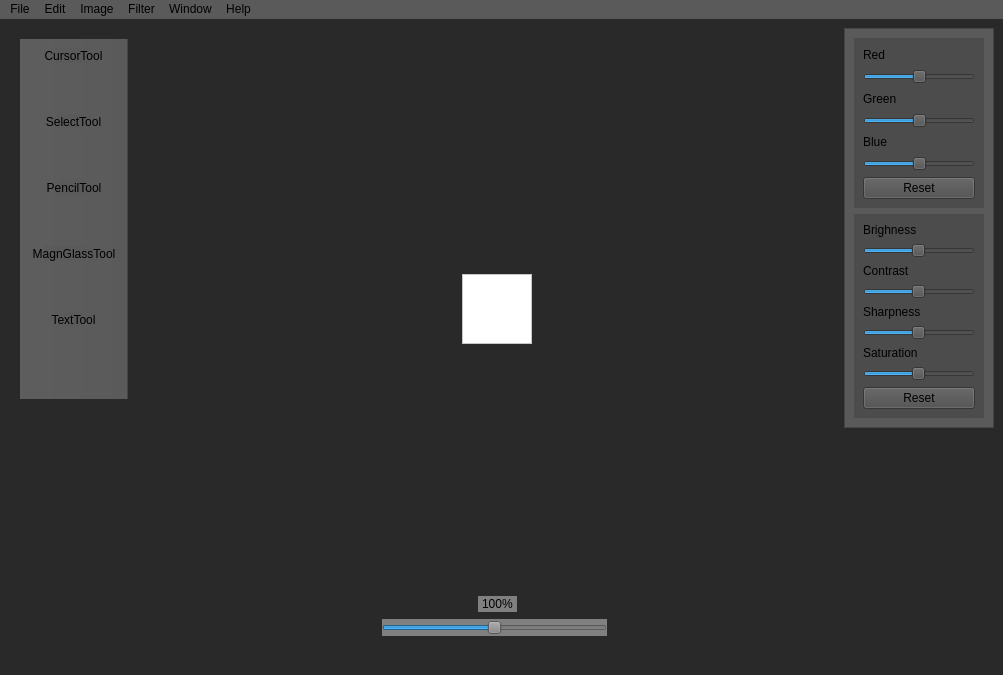
Knuti-exe/fileroo-project, file dev/ui2.ui: the form before one commit.
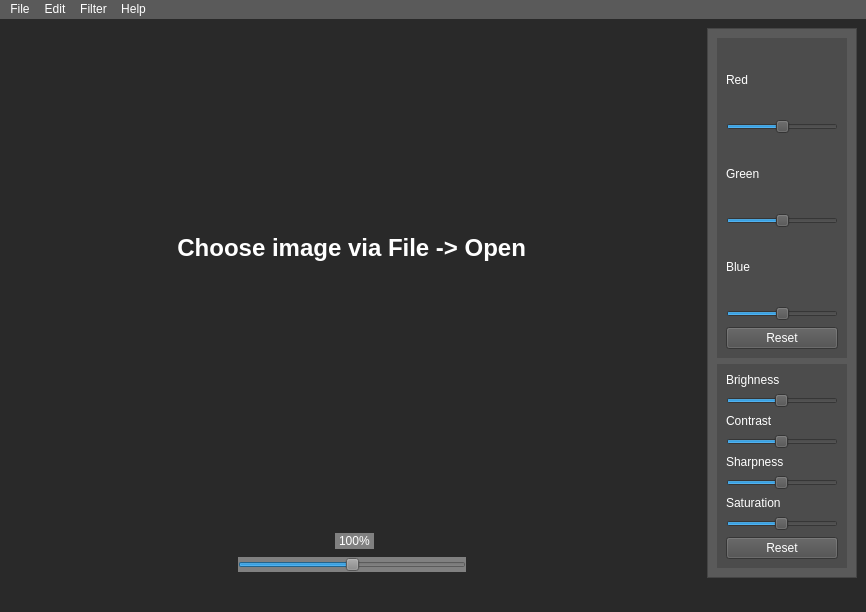
The form after the commit. Icons and pictures are not drawn.

```diff
--- a/dev/ui2.ui
+++ b/dev/ui2.ui
@@ -6,19 +6,26 @@
    <rect>
     <x>0</x>
     <y>0</y>
-    <width>1003</width>
-    <height>675</height>
+    <width>866</width>
+    <height>612</height>
    </rect>
   </property>
   <property name="windowTitle">
    <string>MainWindow</string>
   </property>
   <property name="styleSheet">
-   <string notr="true">background-color: #292929;</string>
+   <string notr="true">background-color: #292929; color: white</string>
   </property>
   <widget class="QWidget" name="centralwidget">
    <property name="styleSheet">
-    <string notr="true"/>
+    <string notr="true">QScrollBar {
+	border: none;
+	background: rgb(75, 75, 75);
+	width: 14px;
+	margin: 15px 0 15px 0;
+	border-radius: 0px;
+}
+</string>
    </property>
    <layout class="QHBoxLayout" name="horizontalLayout_2">
     <item>
@@ -36,6 +43,19 @@
         </property>
        </spacer>
       </item>
+      <item>
+       <widget class="QLabel" name="choosefileLabel">
+        <property name="text">
+         <string>&lt;html&gt;&lt;head/&gt;&lt;body&gt;&lt;p&gt;&lt;span style=&quot; font-size:18pt; font-weight:600;&quot;&gt;Choose image via File -&amp;gt; Open &lt;/span&gt;&lt;/p&gt;&lt;/body&gt;&lt;/html&gt;</string>
+        </property>
+        <property name="textFormat">
+         <enum>Qt::RichText</enum>
+        </property>
+        <property name="alignment">
+         <set>Qt::AlignCenter</set>
+        </property>
+       </widget>
+      </item>
       <item alignment="Qt::AlignHCenter|Qt::AlignVCenter">
        <widget class="QScrollArea" name="scrollArea_viewport">
         <property name="enabled">
@@ -60,7 +80,7 @@
          </size>
         </property>
         <property name="styleSheet">
-         <string notr="true">background-color: white </string>
+         <string notr="true">border: 0px;</string>
         </property>
         <property name="lineWidth">
          <number>0</number>
@@ -76,8 +96,8 @@
           <rect>
            <x>0</x>
            <y>0</y>
-           <width>72</width>
-           <height>72</height>
+           <width>28</width>
+           <height>53</height>
           </rect>
          </property>
          <layout class="QHBoxLayout" name="horizontalLayout_viewport">
@@ -157,7 +177,7 @@
         <item>
          <widget class="QSlider" name="zoomSlider">
           <property name="styleSheet">
-           <string notr="true">background-color: grey; padding: 1px</string>
+           <string notr="true">background-color: grey; padding: px; </string>
           </property>
           <property name="maximum">
            <number>100</number>
@@ -204,7 +224,7 @@
       <property name="minimumSize">
        <size>
         <width>150</width>
-        <height>400</height>
+        <height>550</height>
        </size>
       </property>
       <property name="maximumSize">
@@ -224,8 +244,8 @@
         <rect>
          <x>0</x>
          <y>0</y>
-         <width>130</width>
-         <height>437</height>
+         <width>148</width>
+         <height>548</height>
         </rect>
        </property>
        <layout class="QVBoxLayout" name="verticalLayout_2">
@@ -424,7 +444,7 @@
     <rect>
      <x>0</x>
      <y>0</y>
-     <width>1003</width>
+     <width>866</width>
      <height>23</height>
     </rect>
    </property>
@@ -451,11 +471,6 @@
     <addaction name="actionResize"/>
     <addaction name="actionMirror"/>
    </widget>
-   <widget class="QMenu" name="menuImage">
-    <property name="title">
-     <string>Image</string>
-    </property>
-   </widget>
    <widget class="QMenu" name="menuFilter">
     <property name="title">
      <string>Filter</string>
@@ -469,11 +484,6 @@
     <addaction name="actionFind_Edhes"/>
     <addaction name="actionSmooth"/>
    </widget>
-   <widget class="QMenu" name="menuWindow">
-    <property name="title">
-     <string>Window</string>
-    </property>
-   </widget>
    <widget class="QMenu" name="menuHelp">
     <property name="title">
      <string>Help</string>
@@ -482,55 +492,10 @@
    </widget>
    <addaction name="menuFile"/>
    <addaction name="menuEdit"/>
-   <addaction name="menuImage"/>
    <addaction name="menuFilter"/>
-   <addaction name="menuWindow"/>
    <addaction name="menuHelp"/>
   </widget>
   <widget class="QStatusBar" name="statusbar"/>
-  <widget class="QToolBar" name="toolBar">
-   <property name="sizePolicy">
-    <sizepolicy hsizetype="Fixed" vsizetype="Preferred">
-     <horstretch>0</horstretch>
-     <verstretch>0</verstretch>
-    </sizepolicy>
-   </property>
-   <property name="minimumSize">
-    <size>
-     <width>100</width>
-     <height>400</height>
-    </size>
-   </property>
-   <property name="maximumSize">
-    <size>
-     <width>16777215</width>
-     <height>400</height>
-    </size>
-   </property>
-   <property name="windowTitle">
-    <string>toolBar</string>
-   </property>
-   <property name="styleSheet">
-    <string notr="true">margin: 20px; padding: 3px; background-color: #5a5a5a </string>
-   </property>
-   <property name="movable">
-    <bool>false</bool>
-   </property>
-   <property name="floatable">
-    <bool>false</bool>
-   </property>
-   <attribute name="toolBarArea">
-    <enum>LeftToolBarArea</enum>
-   </attribute>
-   <attribute name="toolBarBreak">
-    <bool>false</bool>
-   </attribute>
-   <addaction name="actionCursorTool"/>
-   <addaction name="actionSelectTool"/>
-   <addaction name="actionPencilTool"/>
-   <addaction name="actionMagnGlassTool"/>
-   <addaction name="actionTextTool"/>
-  </widget>
   <action name="actionOpen">
    <property name="text">
     <string>Open</string>
```
